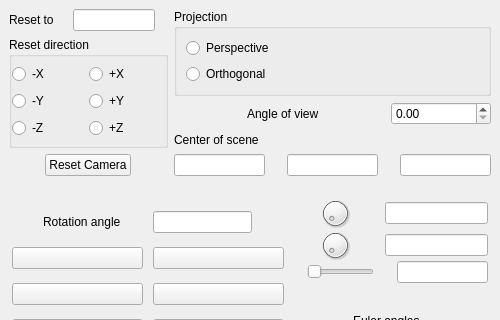
Before: the Qt Designer form iraspa/iraspagui/cameracameraform.ui in iRASPA/iRASPA-QT, drawn with Qt 5; both pictures show x 0 to 500 and y 0 to 320 of the 500 by 601 pixel window.
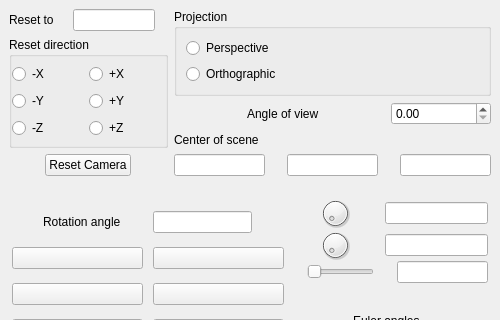
After: the same form once the commit is applied. Custom widgets are drawn as their Qt base class.

Patch:
```diff
--- a/iraspa/iraspagui/cameracameraform.ui
+++ b/iraspa/iraspagui/cameracameraform.ui
@@ -201,7 +201,7 @@
            <item>
             <widget class="QRadioButton" name="orthographicCameraRadioButton">
              <property name="text">
-              <string>Orthogonal</string>
+              <string>Orthographic</string>
              </property>
             </widget>
            </item>
```
